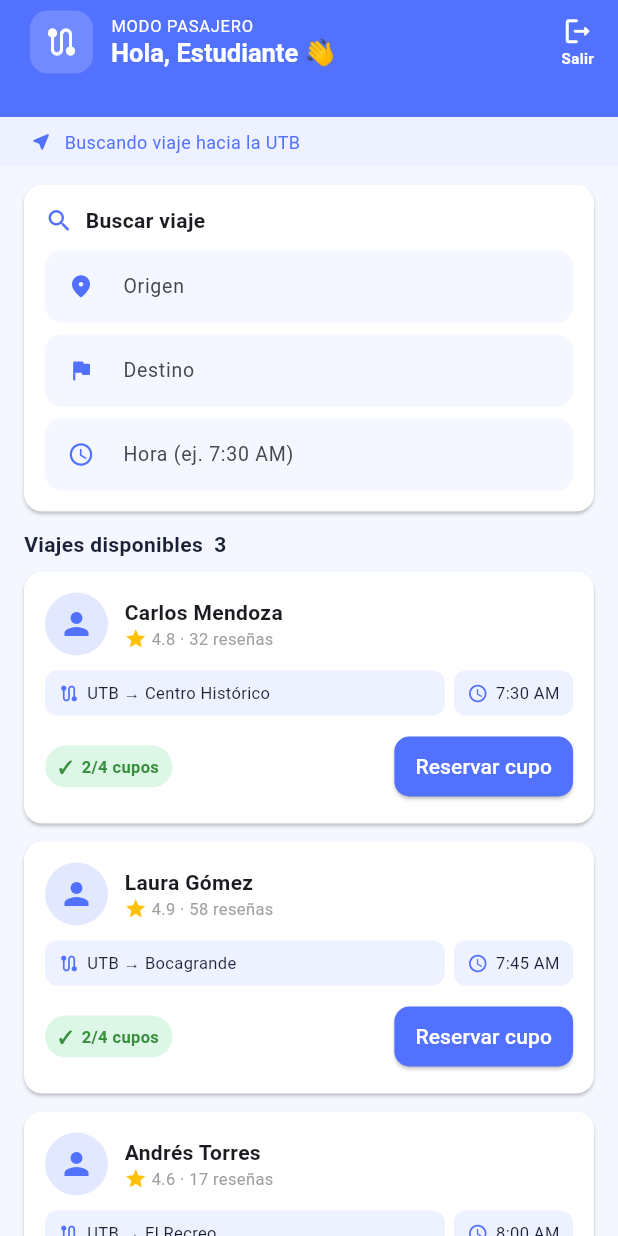
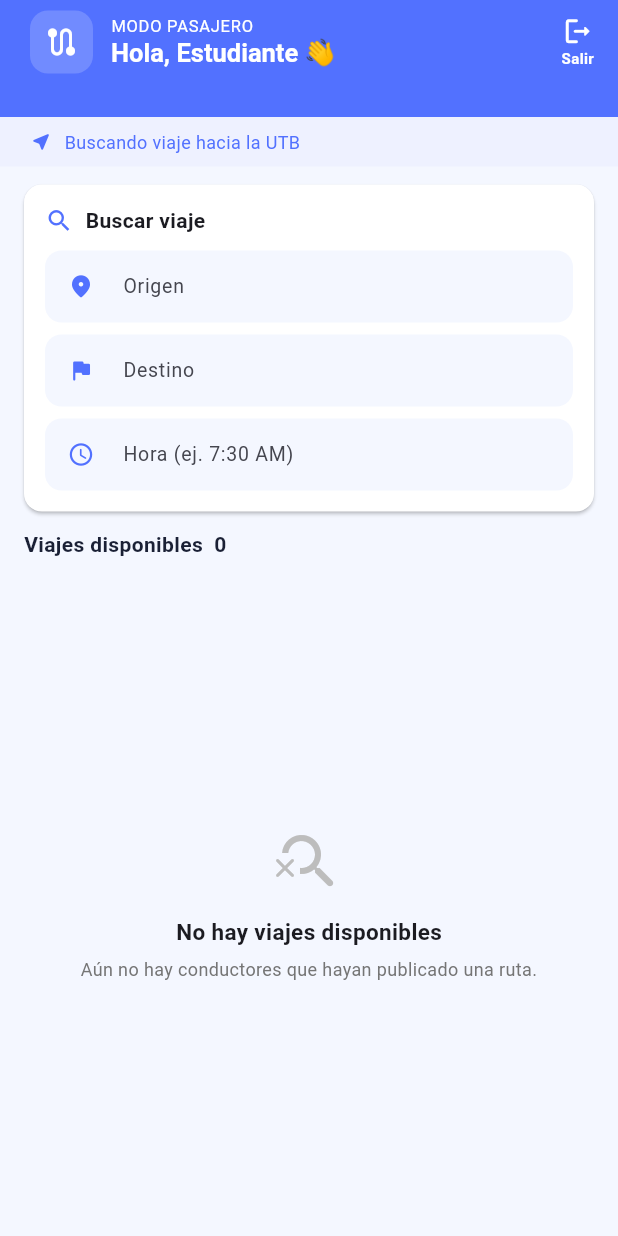
Before and after one commit to ISCOUTB/AS_202620_ROUTB, a Flutter app: the DashboardScreen screen opened directly with empty values, on a phone screen of 412 x 824 dp. Run offline on Flutter 3.47's test engine with Material 3 defaults, Android fonts, the phone set to English and light mode, and no system bars; our stand-ins replace flutter_map, latlong2, shared_preferences; accounts and stored records are empty.

Commit message:
pantalla de pasajeros actualizada
cambios parecidos a la pantalla del conductor. se actualizo para que de forma predeterminada aparezca sin rutas

```diff
--- a/frontend/lib/features/home/screens/dashboard_screen.dart
+++ b/frontend/lib/features/home/screens/dashboard_screen.dart
@@ -4,7 +4,6 @@ import 'route_screen.dart';
 import '../../../core/models/user_role.dart';
 import '../../auth/screens/splash_screen.dart';
 import '../../auth/services/auth_api.dart';
-
 
 class Trip {
   final String origin;
@@ -21,7 +20,7 @@ class Trip {
     required this.seats,
     List<String>? requests,
     this.isActive = true,
-  }): requests = requests ?? [];
+  }) : requests = requests ?? [];
 }
 
 class DashboardScreen extends StatefulWidget {
@@ -43,7 +42,6 @@ class DashboardScreen extends StatefulWidget {
 }
 
 class _DashboardScreenState extends State<DashboardScreen> {
-  // Lista dinámica de rutas publicadas (Inicia vacía para usuarios nuevos)
   final List<Trip> _activeTrips = [];
 
   Future<void> _logout(BuildContext context) async {
@@ -56,7 +54,6 @@ class _DashboardScreenState extends State<DashboardScreen> {
     );
   }
 
-  // Método para agregar la ruta desde el modal (+)
   void _addNewTrip(String origin, String destination, String time) {
     setState(() {
       _activeTrips.add(
@@ -152,7 +149,7 @@ class _DashboardScreenState extends State<DashboardScreen> {
                     trips: _activeTrips,
                     onCancelTrip: _cancelTrip,
                   )
-                : const PassengerView(),
+                : PassengerView(trips: _activeTrips),
           ),
         ],
       ),
@@ -193,7 +190,9 @@ class _ModeStrip extends StatelessWidget {
 }
 
 class PassengerView extends StatefulWidget {
-  const PassengerView({super.key});
+  const PassengerView({super.key, required this.trips});
+
+  final List<Trip> trips;
 
   @override
   State<PassengerView> createState() => _PassengerViewState();
@@ -204,28 +203,16 @@ class _PassengerViewState extends State<PassengerView> {
 
   @override
   Widget build(BuildContext context) {
-    final trips = [
-      (
-        'Carlos Mendoza',
-        'UTB → Centro Histórico',
-        '7:30 AM',
-        '2/4 cupos',
-        4.8,
-        '32',
-      ),
-      ('Laura Gómez', 'UTB → Bocagrande', '7:45 AM', '1/3 cupos', 4.9, '58'),
-      ('Andrés Torres', 'UTB → El Recreo', '8:00 AM', '3/4 cupos', 4.6, '17'),
-    ];
     return Column(
       children: [
         const _PassengerSearch(),
-        const Padding(
-          padding: EdgeInsets.fromLTRB(16, 4, 16, 8),
+        Padding(
+          padding: const EdgeInsets.fromLTRB(16, 4, 16, 8),
           child: Align(
             alignment: Alignment.centerLeft,
             child: Text(
-              'Viajes disponibles  3',
-              style: TextStyle(
+              'Viajes disponibles  ${widget.trips.length}',
+              style: const TextStyle(
                 fontWeight: FontWeight.w700,
                 color: DashboardScreen.text,
               ),
@@ -233,19 +220,52 @@ class _PassengerViewState extends State<PassengerView> {
           ),
         ),
         Expanded(
-          child: ListView.builder(
+          child: widget.trips.isEmpty
+              ? Center(
+                  child: Padding(
+                    padding: const EdgeInsets.all(20),
+                    child: Column(
+                      mainAxisAlignment: MainAxisAlignment.center,
+                      children: [
+                        Icon(
+                          Icons.search_off_rounded,
+                          size: 48,
+                          color: Colors.grey.shade400,
+                        ),
+                        const SizedBox(height: 12),
+                        const Text(
+                          'No hay viajes disponibles',
+                          style: TextStyle(
+                            fontWeight: FontWeight.bold,
+                            fontSize: 15,
+                          ),
+                        ),
+                        const SizedBox(height: 6),
+                        Text(
+                          'Aún no hay conductores que hayan publicado una ruta.',
+                          textAlign: TextAlign.center,
+                          style: TextStyle(
+                            color: Colors.grey.shade600,
+                            fontSize: 12,
+                          ),
+                        ),
+                      ],
+                    ),
+                  ),
+                )
+              : ListView.builder(
                   padding: const EdgeInsets.fromLTRB(16, 0, 16, 24),
-            itemCount: trips.length,
+                  itemCount: widget.trips.length,
                   itemBuilder: (context, index) {
-              final trip = trips[index];
+                    final trip = widget.trips[index];
                     final reserved = _reserved.contains(index);
                     return _PassengerTripCard(
-                name: trip.$1,
-                route: trip.$2,
-                time: trip.$3,
-                seats: trip.$4,
-                rating: trip.$5,
-                reviews: trip.$6,
+                      name: 'Conductor',
+                      route: '${trip.origin} → ${trip.destination}',
+                      time: trip.time,
+                      seats: trip.seats,
+                      rating: 4.8,
+                      reviews: '12',
                       reserved: reserved,
                       onReserve: () => setState(() {
                         if (reserved) {
@@ -495,7 +515,6 @@ class DriverView extends StatefulWidget {
 }
 
 class _DriverViewState extends State<DriverView> {
-
   void _showCancelDialog(BuildContext context, Trip trip) {
     showDialog(
       context: context,
@@ -540,14 +559,13 @@ class _DriverViewState extends State<DriverView> {
             ],
           ),
           const SizedBox(height: 10),
-
-      // Si no hay viajes publicados, muestra la pantalla vacía de bienvenida para el usuario nuevo
           if (widget.trips.isEmpty)
             Card(
               color: Colors.white,
               elevation: 1,
               child: Padding(
-            padding: const EdgeInsets.symmetric(vertical: 30, horizontal: 20),
+                padding:
+                    const EdgeInsets.symmetric(vertical: 30, horizontal: 20),
                 child: Column(
                   children: [
                     Icon(
@@ -558,20 +576,21 @@ class _DriverViewState extends State<DriverView> {
                     const SizedBox(height: 12),
                     const Text(
                       'No tienes rutas activas',
-                  style: TextStyle(fontWeight: FontWeight.bold, fontSize: 15),
+                      style:
+                          TextStyle(fontWeight: FontWeight.bold, fontSize: 15),
                     ),
                     const SizedBox(height: 6),
                     Text(
                       'Presiona el botón + en la esquina inferior para publicar tu primer viaje.',
                       textAlign: TextAlign.center,
-                  style: TextStyle(color: Colors.grey.shade600, fontSize: 12),
+                      style:
+                          TextStyle(color: Colors.grey.shade600, fontSize: 12),
                     ),
                   ],
                 ),
               ),
             )
           else
-        // Renderiza cada ruta agregada
             ...widget.trips.map(
               (trip) => Card(
                 color: Colors.white,
@@ -584,14 +603,18 @@ class _DriverViewState extends State<DriverView> {
                     children: [
                       Row(
                         mainAxisAlignment: MainAxisAlignment.spaceBetween,
+                        crossAxisAlignment: CrossAxisAlignment.start,
                         children: [
-                      Row(
+                          Expanded(
+                            child: Wrap(
+                              spacing: 8,
+                              runSpacing: 6,
+                              crossAxisAlignment: WrapCrossAlignment.center,
                               children: [
                                 _Chip(
                                   icon: Icons.route,
                                   text: '${trip.origin} → ${trip.destination}',
                                 ),
-                          const SizedBox(width: 8),
                                 ElevatedButton.icon(
                                   onPressed: () {
                                     Navigator.push(
@@ -601,7 +624,8 @@ class _DriverViewState extends State<DriverView> {
                                       ),
                                     );
                                   },
-                            icon: const Icon(Icons.map_outlined, size: 14),
+                                  icon: const Icon(Icons.map_outlined,
+                                      size: 14),
                                   label: const Text(
                                     'Ver ruta',
                                     style: TextStyle(fontSize: 12),
@@ -612,7 +636,8 @@ class _DriverViewState extends State<DriverView> {
                                       vertical: 6,
                                     ),
                                     minimumSize: Size.zero,
-                              tapTargetSize: MaterialTapTargetSize.shrinkWrap,
+                                    tapTargetSize:
+                                        MaterialTapTargetSize.shrinkWrap,
                                     shape: RoundedRectangleBorder(
                                       borderRadius: BorderRadius.circular(14),
                                     ),
@@ -620,6 +645,8 @@ class _DriverViewState extends State<DriverView> {
                                 ),
                               ],
                             ),
+                          ),
+                          const SizedBox(width: 6),
                           Container(
                             padding: const EdgeInsets.symmetric(
                               horizontal: 10,
@@ -676,14 +703,15 @@ class _DriverViewState extends State<DriverView> {
                         ...trip.requests.map(
                           (request) => _RequestTile(
                             name: request,
-                        onAccept: () => setState(() => trip.requests.remove(request)),
-                        onReject: () => setState(() => trip.requests.remove(request)),
+                            onAccept: () => setState(
+                                () => trip.requests.remove(request)),
+                            onReject: () => setState(
+                                () => trip.requests.remove(request)),
                           ),
                         ),
                       const SizedBox(height: 14),
                       const Divider(height: 1),
                       const SizedBox(height: 8),
-
                       SizedBox(
                         width: double.infinity,
                         child: TextButton.icon(
```
Lines whose indentation alone changed are shown as unchanged.
